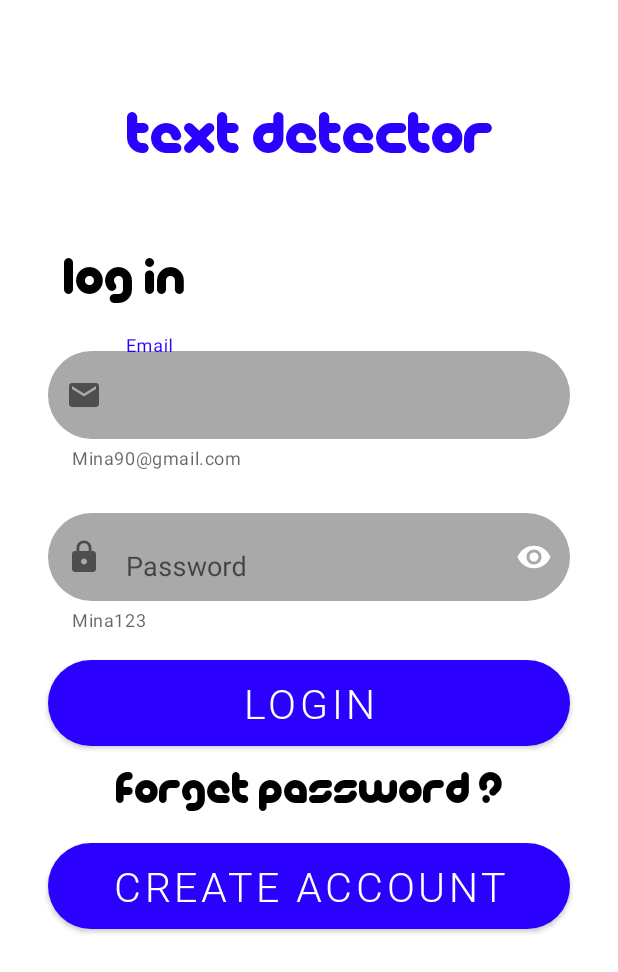
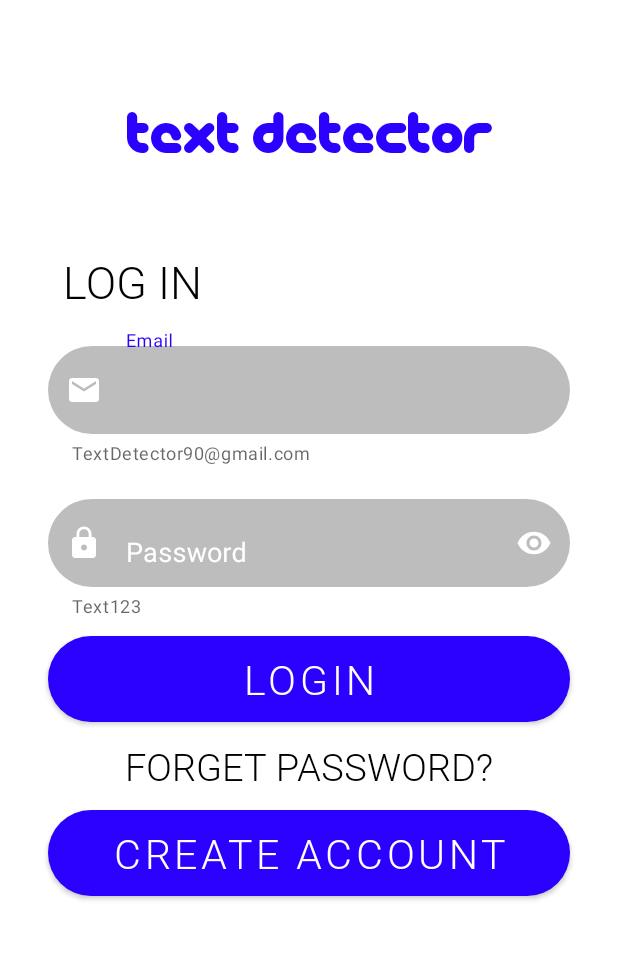
Before and after one commit to MinaEliaa/TextDetector, an Android app: the LoginActivity screen opened directly, with no data from a screen before it, on a phone screen of 412 x 824 dp. Shown: the top 972 px of the screen. Run offline under Robolectric (Android 15) with nearby library versions, the phone set to English and light mode, and no system bars.

Commit message:
change color of helper text , start icon of edittext of email and password

```diff
--- a/app/src/main/res/drawable/rounder_bourder.xml
+++ b/app/src/main/res/drawable/rounder_bourder.xml
@@ -2,9 +2,8 @@
 <shape android:shape="rectangle" xmlns:android="http://schemas.android.com/apk/res/android">
 
     <gradient
-        android:startColor="#A9A9A9"
-        android:centerColor="#A9A9A9"
-        android:endColor="#A9A9A9"
+        android:startColor="#BEBDBD"
+        android:endColor="#BEBDBD"
         android:angle="90"/>
 
     <corners android:radius="200dp"/>
--- a/app/src/main/res/layout/activity_login.xml
+++ b/app/src/main/res/layout/activity_login.xml
@@ -26,11 +26,11 @@
         android:layout_width="wrap_content"
         android:layout_height="0dp"
         android:layout_marginStart="10dp"
-        android:fontFamily="@font/picolafont"
+        android:fontFamily="@font/roboto_light"
         android:paddingTop="55dp"
-        android:text="Log In"
+        android:text="LOG IN"
         android:textColor="@color/black"
-        android:textSize="35sp"
+        android:textSize="30dp"
         app:layout_constraintStart_toStartOf="@+id/Email_InputLayout"
         app:layout_constraintTop_toBottomOf="@id/TextDetector_Label"
         tools:ignore="HardcodedText" />
@@ -42,23 +42,25 @@
         android:layout_marginStart="32dp"
         android:layout_marginEnd="32dp"
         android:inputType="textEmailAddress"
-        android:paddingTop="18dp"
+        android:paddingTop="12dp"
+        android:textColorHint="@color/white"
         app:boxBackgroundMode="none"
-        app:helperText="Mina90@gmail.com"
-
         app:endIconMode="clear_text"
         app:endIconTint="@color/white"
+        app:helperText="TextDetector90@gmail.com"
         app:layout_constraintEnd_toEndOf="parent"
         app:layout_constraintStart_toStartOf="parent"
         app:layout_constraintTop_toBottomOf="@id/login_label"
-        app:startIconDrawable="@drawable/ic_baseline_email_24">
+        app:startIconDrawable="@drawable/ic_baseline_email_24"
+        app:startIconTint="@color/white"
+
+        >
 
         <com.google.android.material.textfield.TextInputEditText
             android:layout_width="match_parent"
             android:layout_height="wrap_content"
             android:background="@drawable/rounder_bourder"
             android:hint="Email"
-
             android:maxLength="20"
             android:maxLines="1"
             android:textColor="@color/white"
@@ -75,24 +77,27 @@
         android:layout_marginStart="32dp"
         android:layout_marginEnd="32dp"
         android:gravity="center"
-        android:paddingTop="18dp"
+        android:paddingTop="12dp"
+        android:textColorHint="@color/white"
         app:boxBackgroundMode="none"
         app:endIconMode="password_toggle"
         app:endIconTint="@color/white"
-        app:helperText="Mina123"
+
+        app:helperText="Text123"
         app:layout_constraintEnd_toEndOf="parent"
         app:layout_constraintStart_toStartOf="parent"
         app:layout_constraintTop_toBottomOf="@id/Email_InputLayout"
-        app:startIconDrawable="@drawable/ic_baseline_lock_24">
+        app:startIconDrawable="@drawable/ic_baseline_lock_24"
+        app:startIconTint="@color/white">
 
         <com.google.android.material.textfield.TextInputEditText
             android:layout_width="match_parent"
             android:layout_height="wrap_content"
             android:background="@drawable/rounder_bourder"
             android:gravity="center_vertical"
-            android:maxLength="20"
             android:hint="Password"
             android:inputType="textPassword"
+            android:maxLength="20"
             android:maxLines="1"
             android:textColor="@color/white"
             android:textSize="18sp"
@@ -108,7 +113,7 @@
         android:layout_width="match_parent"
         android:layout_height="wrap_content"
         android:layout_marginStart="32dp"
-        android:layout_marginTop="18.7dp"
+        android:layout_marginTop="12dp"
         android:layout_marginEnd="32dp"
         android:background="@drawable/rounder_bourder"
         android:fontFamily="@font/roboto_light"
@@ -122,11 +127,11 @@
         android:id="@+id/forget_password"
         android:layout_width="wrap_content"
         android:layout_height="wrap_content"
-        android:layout_marginTop="14dp"
-        android:fontFamily="@font/picolafont"
-        android:text="forget password ?"
+        android:layout_marginTop="12dp"
+        android:fontFamily="@font/roboto_light"
+        android:text="FORGET PASSWORD?"
         android:textColor="@color/black"
-        android:textSize="30sp"
+        android:textSize="25sp"
         app:layout_constraintEnd_toEndOf="parent"
         app:layout_constraintStart_toStartOf="parent"
         app:layout_constraintTop_toBottomOf="@id/login"
@@ -138,7 +143,7 @@
         android:layout_width="match_parent"
         android:layout_height="wrap_content"
         android:layout_marginStart="32dp"
-        android:layout_marginTop="18.7dp"
+        android:layout_marginTop="12dp"
         android:layout_marginEnd="32dp"
         android:background="@drawable/rounder_bourder"
         android:fontFamily="@font/roboto_light"
```
